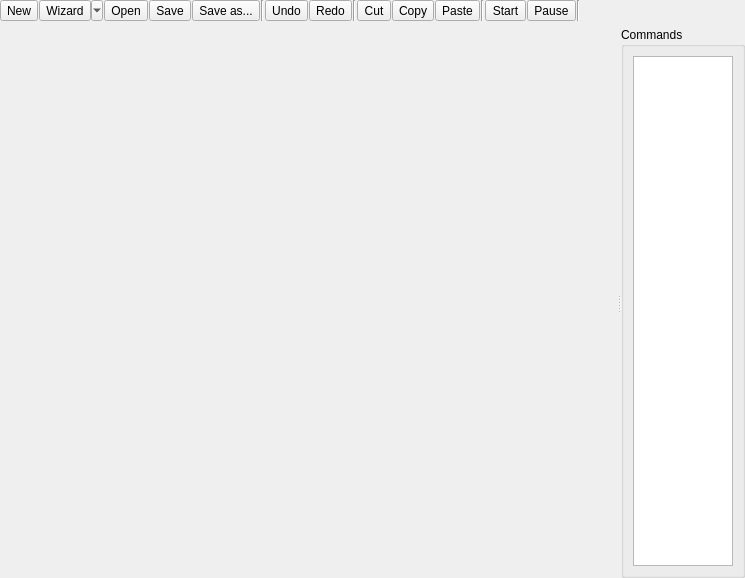
The window that cct/qtgui2/main/scripting/scripting.ui (awacha/cct) describes before a commit, drawn with Qt 5.
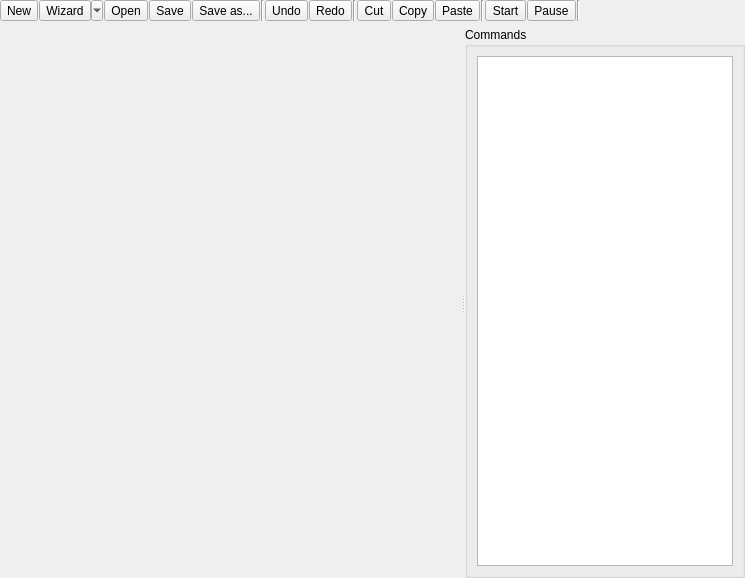
The same window after the commit. Icons and pictures are not drawn.

Diff of the .ui file:
```diff
--- a/cct/qtgui2/main/scripting/scripting.ui
+++ b/cct/qtgui2/main/scripting/scripting.ui
@@ -346,9 +346,6 @@
          <property name="horizontalScrollBarPolicy">
           <enum>Qt::ScrollBarAlwaysOff</enum>
          </property>
-         <property name="sizeAdjustPolicy">
-          <enum>QAbstractScrollArea::AdjustToContents</enum>
-         </property>
         </widget>
        </item>
       </layout>
```
